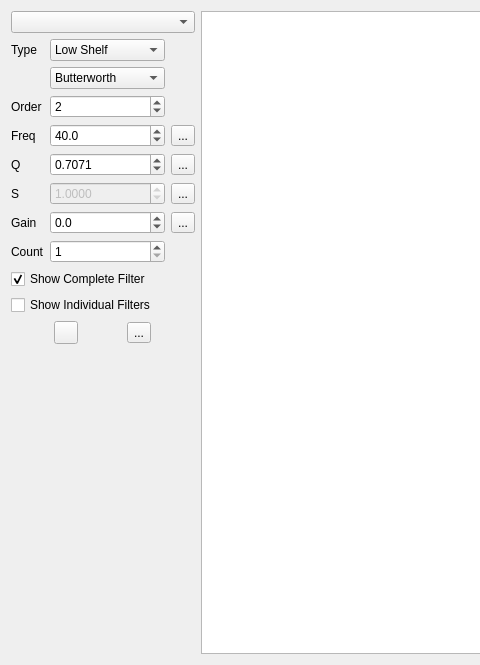
Above: src/main/python/ui/filter.ui from 3ll3d00d/beqdesigner before the change; both pictures show x 0 to 480 and y 0 to 665 of the 1390 by 665 pixel window. Below: the same form after it.
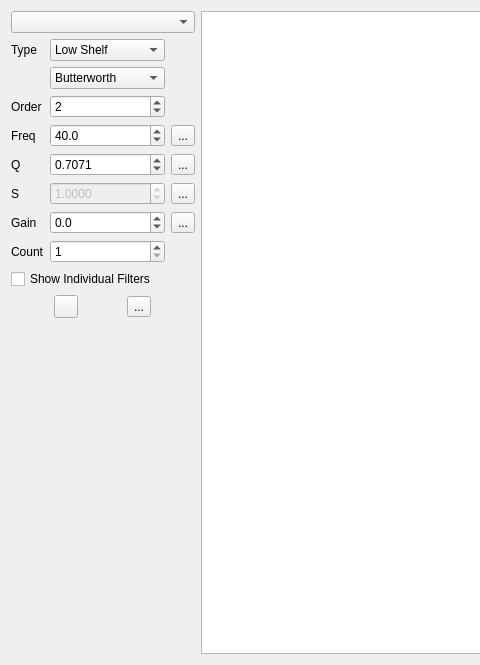
That is the form after the change. Custom widgets are drawn as their Qt base class.

Commit message: fill the area between the filter and the 0dB point #139

Diff of the .ui file:
```diff
--- a/src/main/python/ui/filter.ui
+++ b/src/main/python/ui/filter.ui
@@ -201,16 +201,6 @@
        </property>
       </widget>
      </item>
-     <item row="9" column="0" colspan="3">
-      <widget class="QCheckBox" name="showCombined">
-       <property name="text">
-        <string>Show Complete Filter</string>
-       </property>
-       <property name="checked">
-        <bool>true</bool>
-       </property>
-      </widget>
-     </item>
      <item row="4" column="1">
       <widget class="QDoubleSpinBox" name="freq">
        <property name="decimals">
@@ -230,7 +220,7 @@
        </property>
       </widget>
      </item>
-     <item row="14" column="1">
+     <item row="13" column="1">
       <spacer name="verticalSpacer">
        <property name="orientation">
         <enum>Qt::Vertical</enum>
@@ -279,7 +269,7 @@
        </property>
       </widget>
      </item>
-     <item row="11" column="0" colspan="3">
+     <item row="10" column="0" colspan="3">
       <layout class="QHBoxLayout" name="horizontalLayout">
        <item>
         <widget class="QToolButton" name="saveButton">
@@ -313,7 +303,7 @@
        </property>
       </widget>
      </item>
-     <item row="10" column="0" colspan="3">
+     <item row="9" column="0" colspan="3">
       <widget class="QCheckBox" name="showIndividual">
        <property name="text">
         <string>Show Individual Filters</string>
```
Left out of the diff: 16 changed lines with no effect on the pictures. The commit also changes 4 other files.
